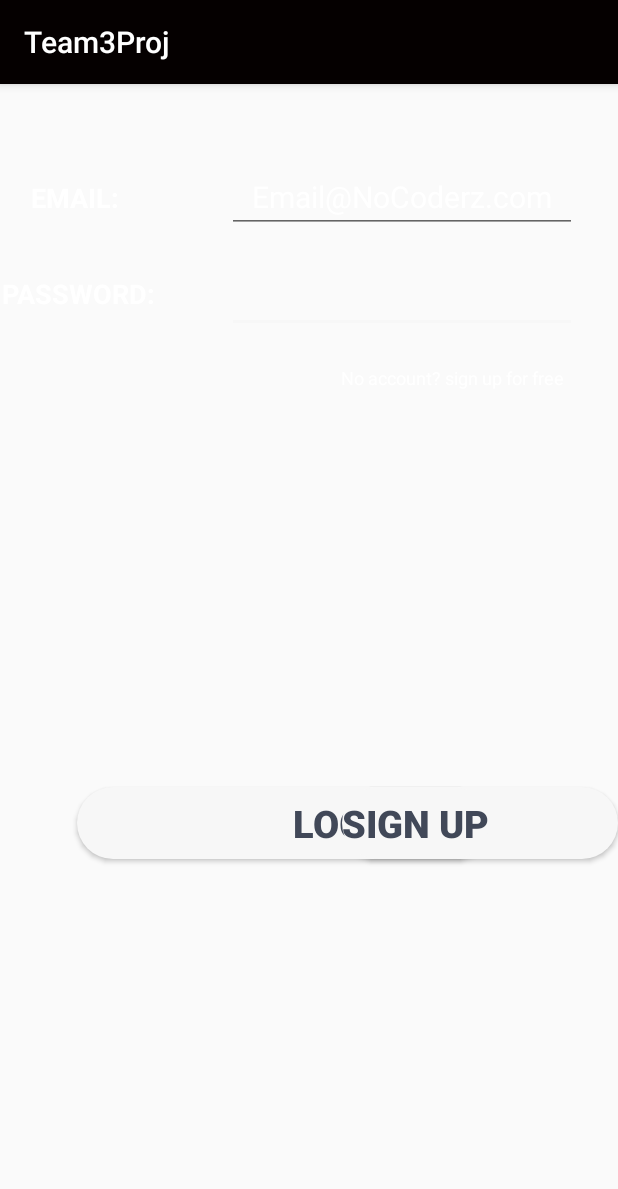
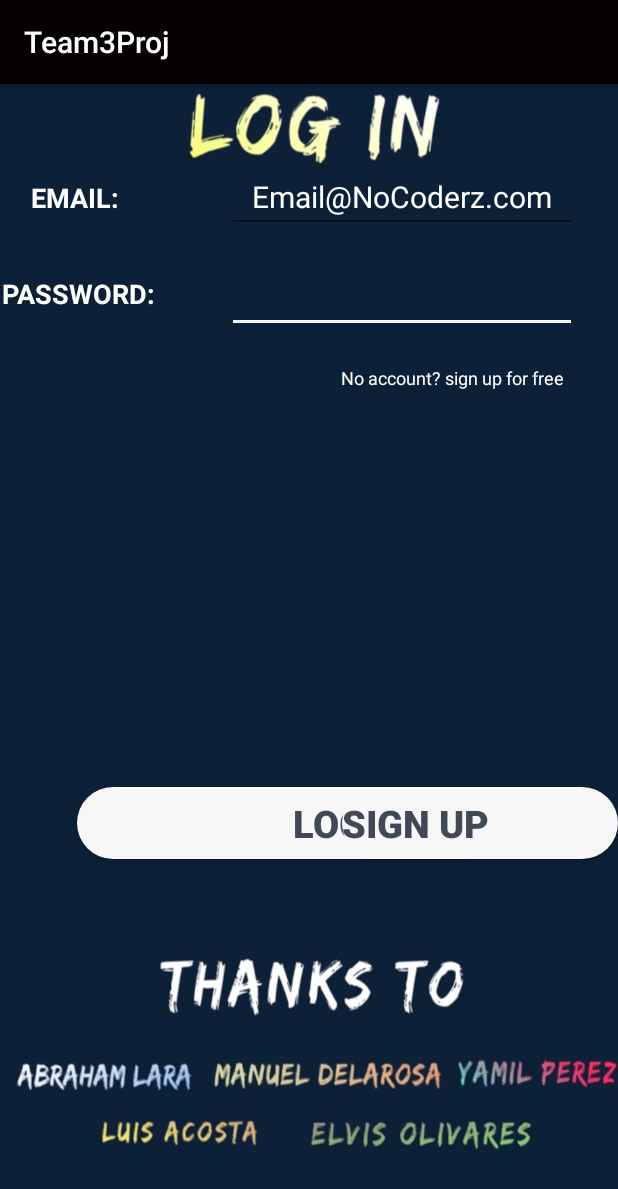
Before and after one commit to croberts4055/CMP408_Team2, an Android app: the LoginActivity screen opened directly, with no data from a screen before it, on a phone screen of 412 x 824 dp. Shown: the top 1189 px of the screen. Run offline under Robolectric (Android 15) with nearby library versions, the phone set to English and light mode, and no system bars; our stand-ins replace Firebase (no records; nobody signed in at launch, a user with empty details on screens opened directly).

Commit message:
Revert "remove the background"

```diff
--- a/android/app/src/main/res/layout/activity_login.xml
+++ b/android/app/src/main/res/layout/activity_login.xml
@@ -2,7 +2,7 @@
 <RelativeLayout xmlns:android="http://schemas.android.com/apk/res/android"
     xmlns:app="http://schemas.android.com/apk/res-auto"
     xmlns:tools="http://schemas.android.com/tools"
-
+    android:background="@drawable/loginwallpaper"
     android:layout_width="match_parent"
     android:layout_height="match_parent"
     tools:context=".LoginActivity">
```
Also changed, not shown: 3 other files.
